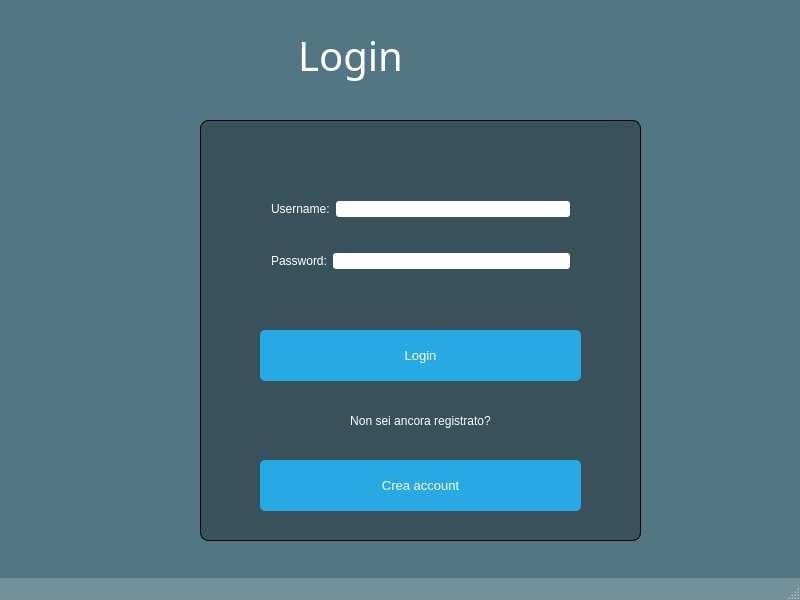
This is Client/EditorGUI/EditorGUI/Login/Login.ui in iliodipietro/Programmazione-Di-Sistema-Collaborative-Editor as Qt 5 draws it before an edit. The edited form follows.
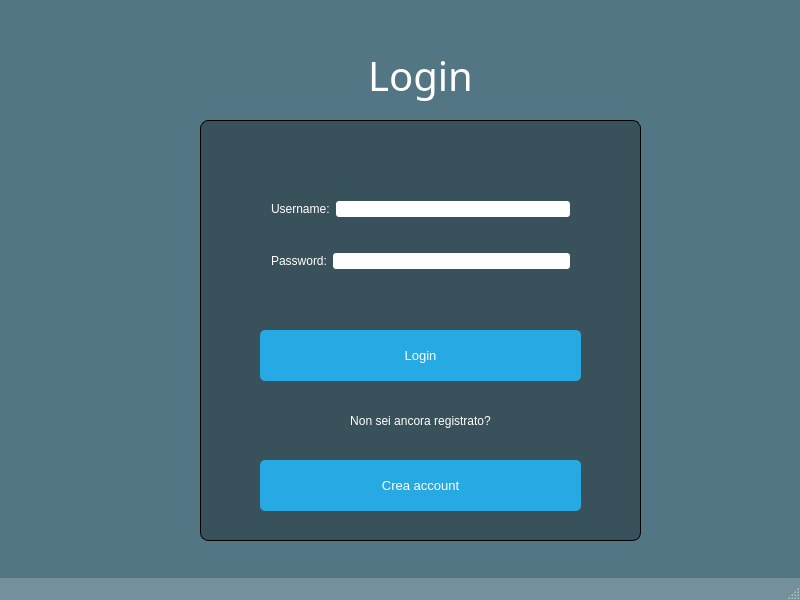
This is the edited form. Icons and pictures are not drawn.

Patch:
```diff
--- a/Client/EditorGUI/EditorGUI/Login/Login.ui
+++ b/Client/EditorGUI/EditorGUI/Login/Login.ui
@@ -209,9 +209,9 @@
     </property>
     <property name="geometry">
      <rect>
-      <x>270</x>
-      <y>20</y>
-      <width>161</width>
+      <x>200</x>
+      <y>40</y>
+      <width>441</width>
       <height>71</height>
      </rect>
     </property>
@@ -240,8 +240,8 @@
     </property>
     <property name="geometry">
      <rect>
-      <x>420</x>
-      <y>10</y>
+      <x>650</x>
+      <y>210</y>
       <width>161</width>
       <height>111</height>
      </rect>
@@ -259,7 +259,7 @@
      </size>
     </property>
     <property name="text">
-     <string>             </string>
+     <string/>
     </property>
     <property name="icon">
      <iconset>
```
